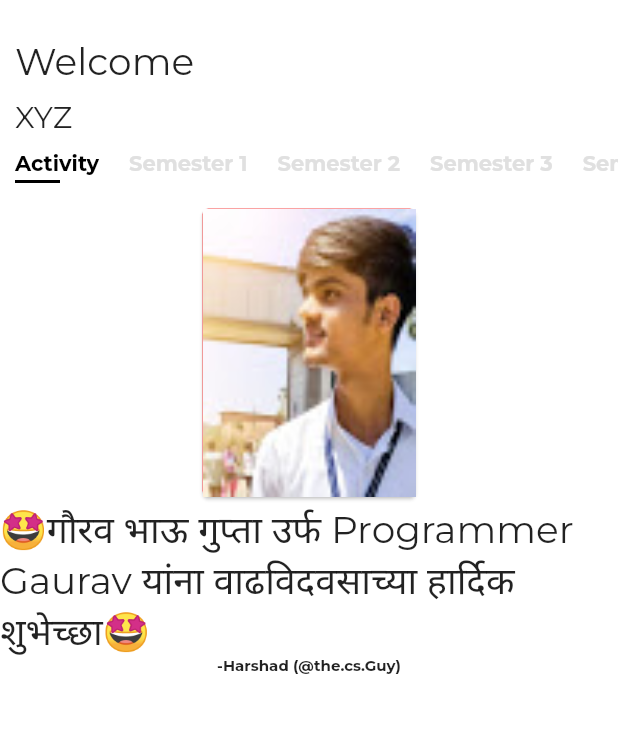
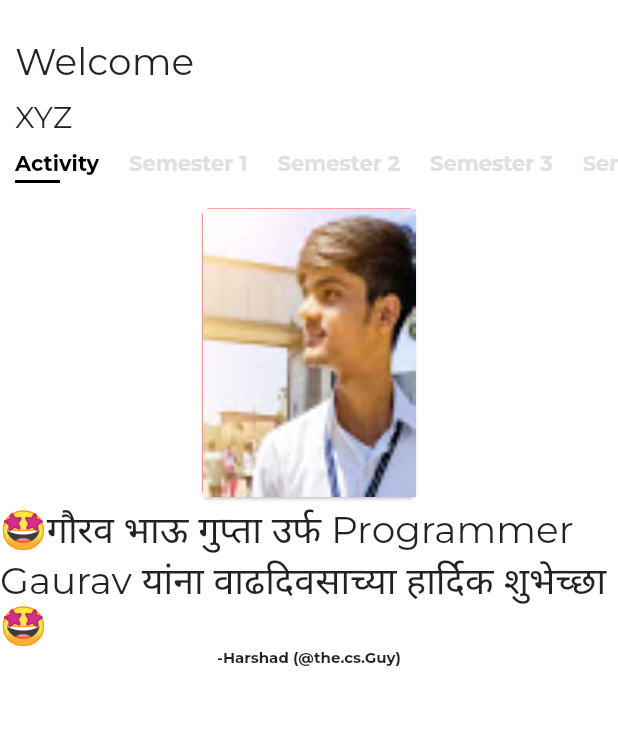
Before and after one commit to ProgrammerGaurav/RJNotes_flutter, a Flutter app: the screen it shows after launch, on a phone screen of 412 x 824 dp, the part 60-793 px from its top. Run offline on Flutter 3.47's test engine with Material 2 defaults, Android fonts, the phone set to English and light mode, and no system bars.

Commit message:
Hello World!

```diff
--- a/lib/MainPage_Content/Activity.dart
+++ b/lib/MainPage_Content/Activity.dart
@@ -25,7 +25,7 @@ class Activity extends StatelessWidget {
                 children: <Widget>[
                   Center(
                     child: Text(
-                      '🤩गौरव भाऊ गुप्ता उर्फ Programmer Gaurav यांना वाढविदवसाच्या हार्दिक शुभेच्छा🤩',
+                      '🤩गौरव भाऊ गुप्ता उर्फ Programmer Gaurav यांना वाढदिवसाच्या हार्दिक शुभेच्छा🤩',
                       style: TextStyle(
                         fontSize: 25.0,
                         fontFamily: 'Montserrat',
```
